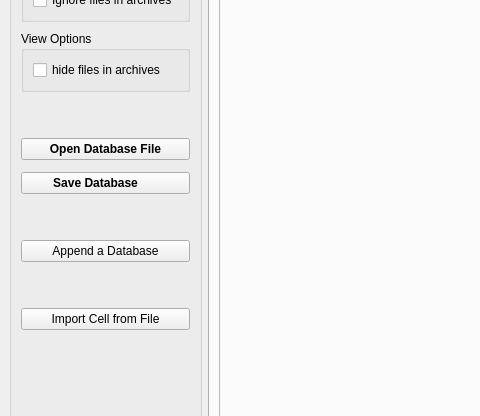
Qt form src/structurefinder/gui/strf_main.ui (dkratzert/StructureFinder) before a commit; both pictures show x 0 to 480 and y 171 to 587 of the 1371 by 760 pixel window.
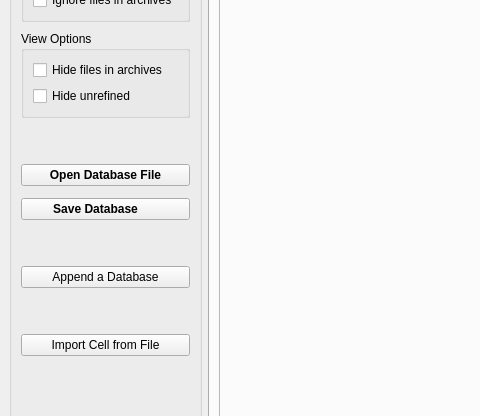
The same form after that commit. Custom widgets are drawn as their Qt base class.

Commit message: Add filter for unrefined structures and enhance UI options (#35)

Diff of the .ui file:
```diff
--- a/src/structurefinder/gui/strf_main.ui
+++ b/src/structurefinder/gui/strf_main.ui
@@ -131,7 +131,14 @@
           <item>
            <widget class="QCheckBox" name="hideInArchivesCB">
             <property name="text">
-             <string>hide files in archives</string>
+             <string>Hide files in archives</string>
+            </property>
+           </widget>
+          </item>
+          <item>
+           <widget class="QCheckBox" name="hideWithoutR1CB">
+            <property name="text">
+             <string>Hide unrefined</string>
             </property>
            </widget>
           </item>
```
The commit also changes 18 other files.
